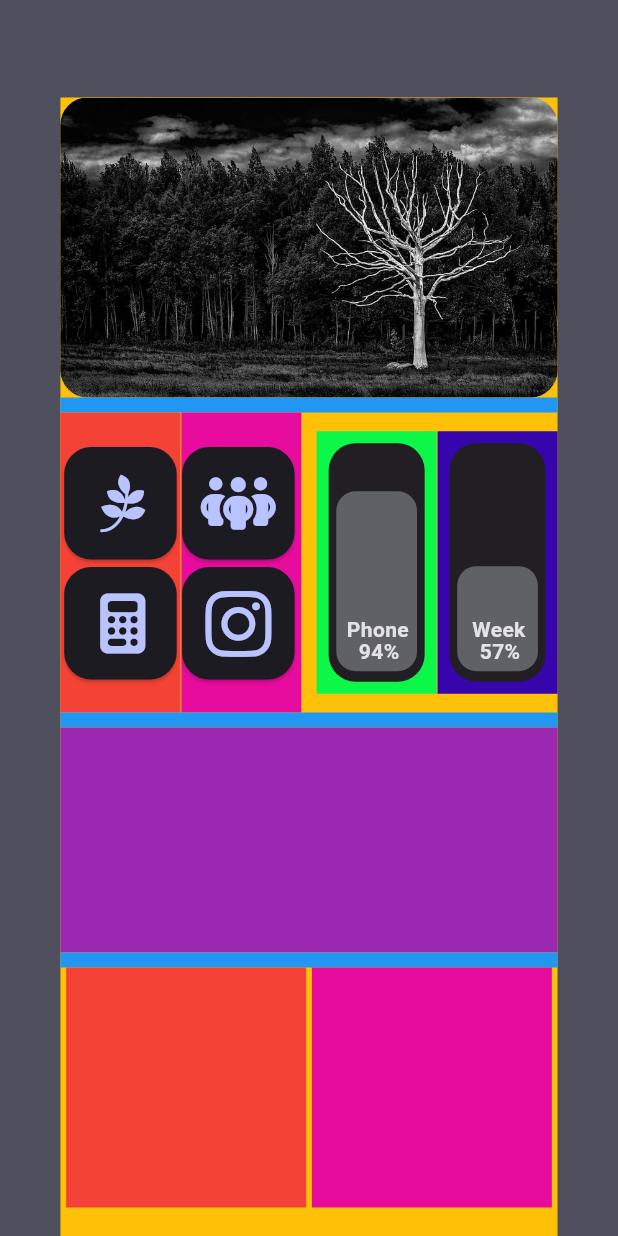
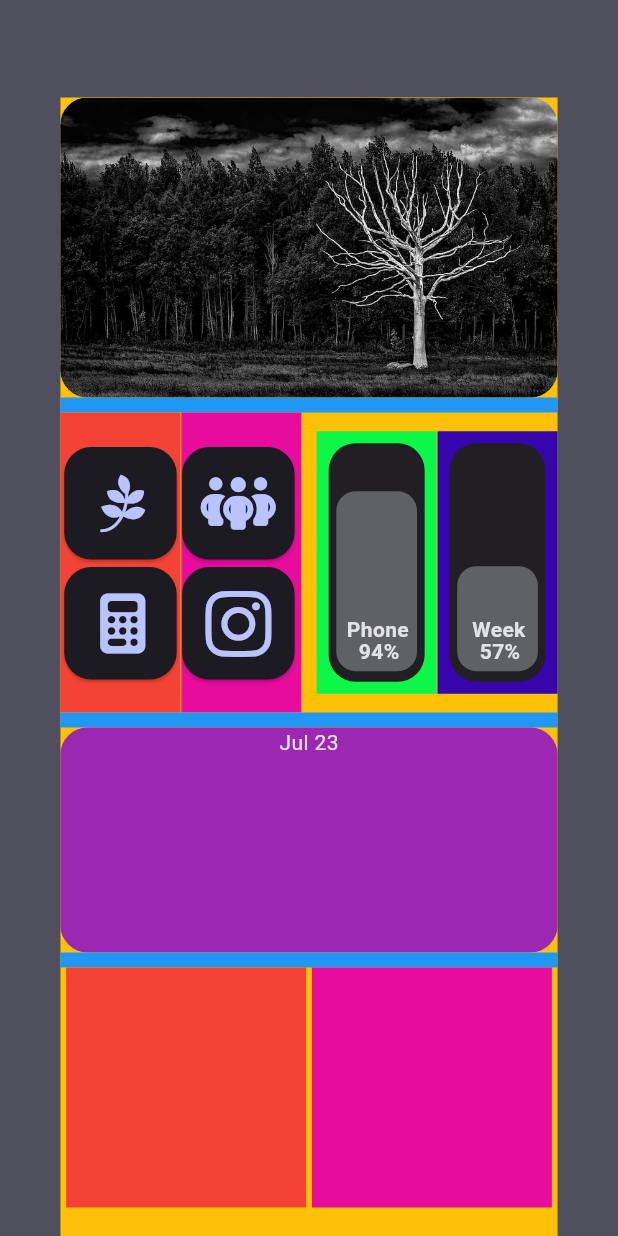
Before and after one commit to GauriRocksies/FlutterUI, a Flutter app: the screen it shows after launch, on a phone screen of 412 x 824 dp. Run offline on Flutter 3.47's test engine with Material 3 defaults, Android fonts, the phone set to English and light mode, and no system bars; our stand-ins replace font_awesome_flutter.

Commit message:
I am too tired to do anything. Just added a purple rod. Meh

```diff
--- a/practice_1/lib/page/two.dart
+++ b/practice_1/lib/page/two.dart
@@ -1,10 +1,13 @@
 import 'package:flutter/material.dart';
 import 'package:font_awesome_flutter/font_awesome_flutter.dart';
+import 'package:intl/intl.dart';
 
 class PageTwo extends StatelessWidget {
   const PageTwo({super.key});
   @override
   Widget build(BuildContext context) {
+    String formattedDate = DateFormat('MMM dd').format(DateTime.now());
+
     return Column(children: [
       Padding(
         padding: const EdgeInsets.only(top: 65.0, left: 20, right: 20),
@@ -238,7 +241,18 @@ class PageTwo extends StatelessWidget {
               Container(height: 10, color: Colors.blue),
               Container(
                 height: 150,
-                color: Colors.purple,
+                decoration: BoxDecoration(
+                  borderRadius: BorderRadius.circular(18),
+                  color: Colors.purple,
+                ),
+                child: Column(
+                  children: [
+                    Text('$formattedDate'),
+                    Row(
+
+                    ),
+                  ],
+                ),
               ),
               Container(height: 10, color: Colors.blue),
               Row(
```
